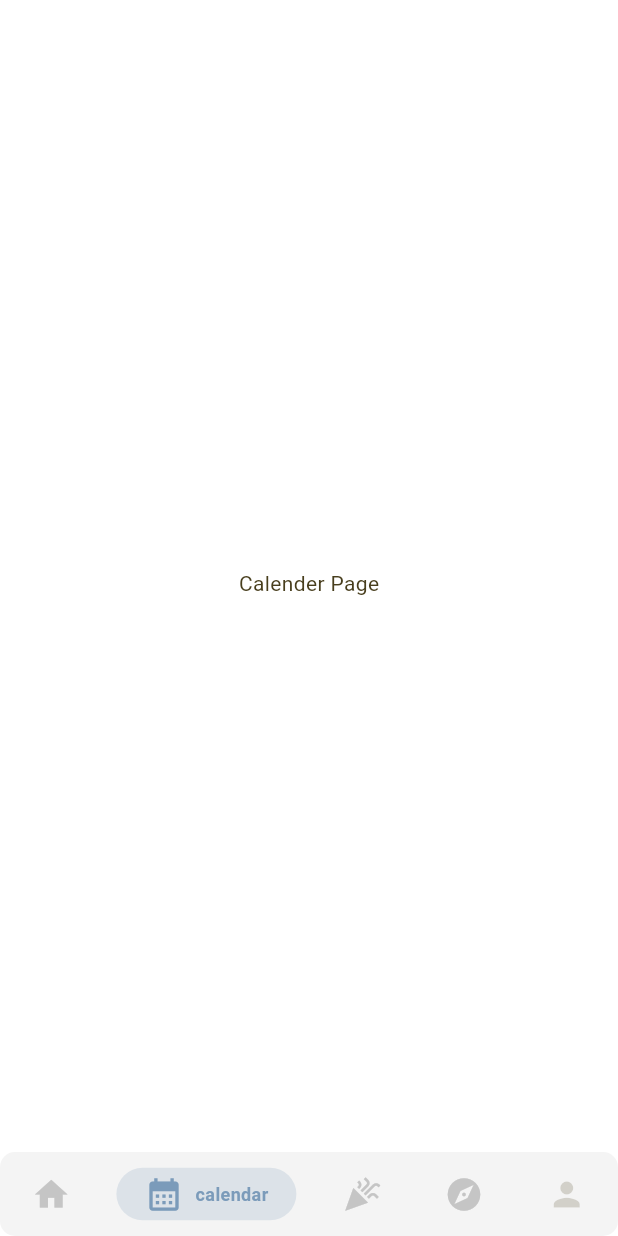
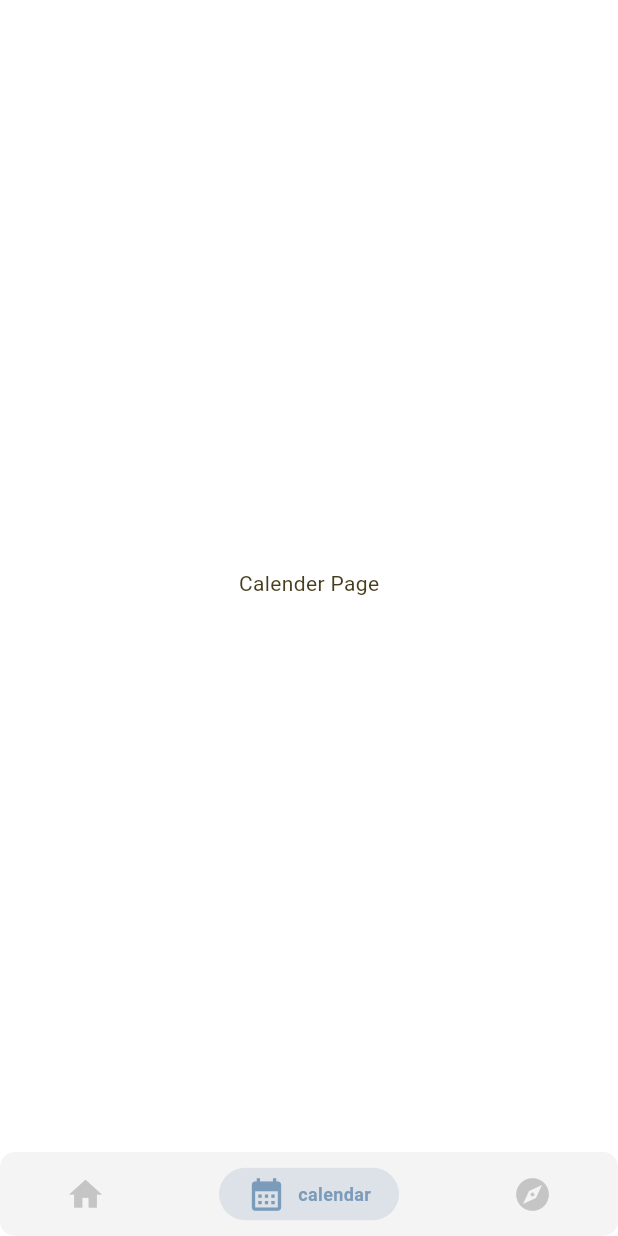
Before and after one commit to Tasneem-Zaareer/ramadan_guide_app, a Flutter app: the BottomNavBar screen opened directly, item 2 of the bottom bar chosen, on a phone screen of 412 x 824 dp. Run offline on Flutter 3.47's test engine with Material 3 defaults, Android fonts, the light colour scheme and no system bars; drawn by our look-alikes of persistent_bottom_nav_bar; our stand-ins replace dio, easy_localization, flutter_bloc, flutter_screenutil, geolocator, get_it and 3 more; generated files the repository leaves out were written again.

Commit message:
bottom nav bar

```diff
--- a/lib/features/bottom_nav_bar/bottom_nav_bar.dart
+++ b/lib/features/bottom_nav_bar/bottom_nav_bar.dart
@@ -12,11 +12,8 @@ class BottomNavBar extends StatelessWidget {
   List<Widget> _buildScreens() {
     return [
       const HomeView(),
-      // const Center(child: Text("Search Page")),
       const Center(child: Text("Calender Page")),
-      const Center(child: Text("Eid Page")),
       const Center(child: Text("Qibla Page")),
-      const Center(child: Text("Profile Page")),
     ];
   }
 
@@ -28,36 +25,19 @@ class BottomNavBar extends StatelessWidget {
         activeColorPrimary: Theme.of(context).colorScheme.tertiary,
         inactiveColorPrimary: Theme.of(context).colorScheme.tertiaryContainer,
       ),
-      // PersistentBottomNavBarItem(
-      //   icon: const Icon(Icons.search),
-      //   title: (tr('search')),
-      //   activeColorPrimary: Theme.of(context).colorScheme.tertiary,
-      //   inactiveColorPrimary: Theme.of(context).colorScheme.tertiaryContainer,
-      // ),
+
       PersistentBottomNavBarItem(
         icon: const Icon(Icons.calendar_month),
         title: (tr('calendar')),
         activeColorPrimary: Theme.of(context).colorScheme.tertiary,
         inactiveColorPrimary: Theme.of(context).colorScheme.tertiaryContainer,
       ),
-      PersistentBottomNavBarItem(
-        icon: const Icon(Icons.celebration),
-        title: (tr('eid')),
-        activeColorPrimary: Theme.of(context).colorScheme.tertiary,
-        inactiveColorPrimary: Theme.of(context).colorScheme.tertiaryContainer,
-      ),
+
       PersistentBottomNavBarItem(
         icon: const Icon(Icons.explore),
         title: (tr('qibla')),
         activeColorPrimary: Theme.of(context).colorScheme.tertiary,
         inactiveColorPrimary: Theme.of(context).colorScheme.tertiaryContainer,
-      ),
-      PersistentBottomNavBarItem(
-        icon: const Icon(Icons.person),
-        title: (tr('profile')),
-        activeColorPrimary: Theme.of(context).colorScheme.tertiary,
-        inactiveColorPrimary:
-            Theme.of(context).colorScheme.onSurface.withOpacity(0.2),
       ),
     ];
   }
```
